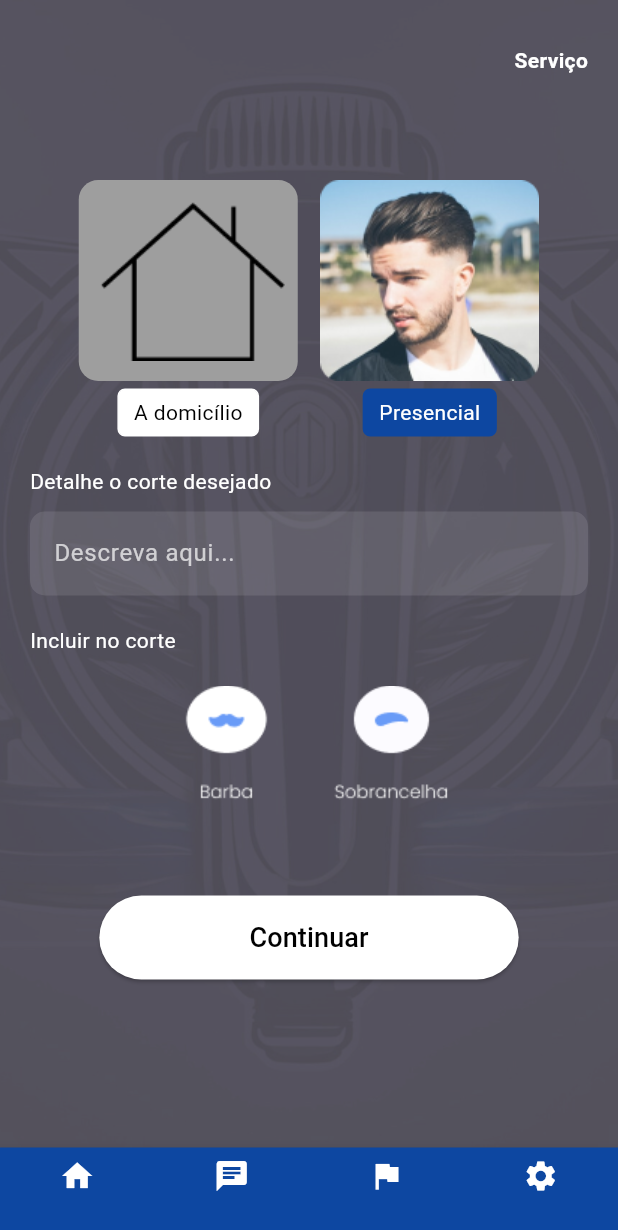
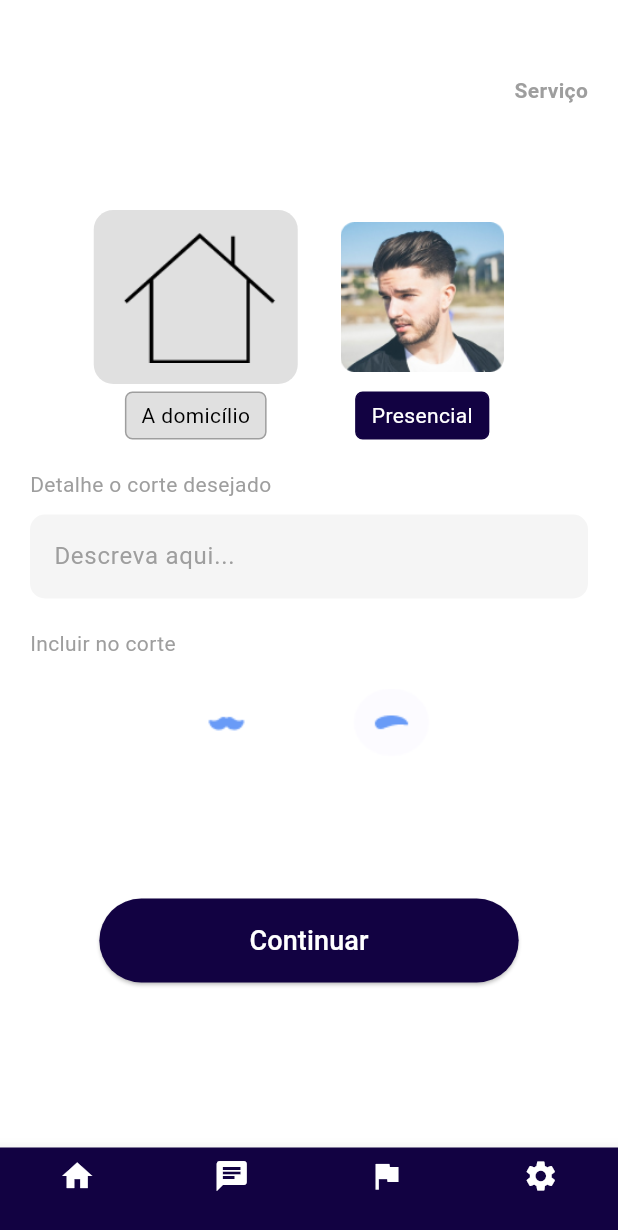
Before and after one commit to RodolfoXYZ/BarberManager-Front-End, a Flutter app: the CuttingScreen screen opened directly, on a phone screen of 412 x 824 dp. Shown: the top 1230 px of the screen. Run offline on Flutter 3.47's test engine with Material 3 defaults, Android fonts, the phone set to English and light mode, and no system bars; our stand-ins replace shimmer.

Commit message:
Modificações na página de cortes

```diff
--- a/lib/views/cuttingscreen .dart
+++ b/lib/views/cuttingscreen .dart
@@ -27,129 +27,112 @@
   @override
   Widget build(BuildContext context) {
     return Scaffold(
-      backgroundColor: Colors.transparent,
+      backgroundColor: Colors.white, // Fundo branco
       body: Stack(
         children: [
-
-          Container(
-            decoration: BoxDecoration(
-              image: DecorationImage(
-                image: AssetImage('assets/imgfundo.png'),
-                fit: BoxFit.cover,
-                colorFilter: ColorFilter.mode(Colors.black.withOpacity(0.6), BlendMode.darken),
-              ),
-            ),
-          ),
-
-
-          Positioned(
-            top: 30,
-            right: 20,
-            child: Text(
-              'Serviço',
-              style: TextStyle(
-                color: Colors.white,
-                fontSize: 14,
-                fontWeight: FontWeight.bold,
-              ),
-            ),
-          ),
-
-
           Padding(
             padding: const EdgeInsets.all(20.0),
             child: SingleChildScrollView(
               child: Column(
                 crossAxisAlignment: CrossAxisAlignment.start,
                 children: [
-
-                  SizedBox(height: 100),
-
-
+                  SizedBox(height: 30),
+                  Align(
+                    alignment: Alignment.topRight,
+                    child: Text(
+                      'Serviço',
+                      style: TextStyle(
+                        color: Colors.grey, // Texto em cinza
+                        fontSize: 14,
+                        fontWeight: FontWeight.bold,
+                      ),
+                    ),
+                  ),
+                  SizedBox(height: 70),
                   Row(
                     mainAxisAlignment: MainAxisAlignment.center,
                     children: [
-                      _buildToggleButton("A domicílio", !isPresencial, () {
-                        setState(() {
-                          isPresencial = false;
-                        });
-                      }, 'assets/adomicilio.png', 146, 134, 192, -5, true),
+                      _buildToggleButton(
+                          "A domicílio",
+                          !isPresencial,
+                          () {
+                            setState(() {
+                              isPresencial = false;
+                            });
+                          },
+                          'assets/adomicilio.png'),
                       SizedBox(width: 15),
-                      _buildToggleButton("Presencial", isPresencial, () {
-                        setState(() {
-                          isPresencial = true;
-                        });
-                      }, 'assets/degrade.png', 146, 134, 184, 168, false),
+                      _buildToggleButton(
+                          "Presencial",
+                          isPresencial,
+                          () {
+                            setState(() {
+                              isPresencial = true;
+                            });
+                          },
+                          'assets/degrade.png'),
                     ],
                   ),
                   SizedBox(height: 20),
-
-
                   Text(
                     "Detalhe o corte desejado",
                     style: TextStyle(
-                      color: Colors.white,
+                      color: Colors.grey, // Texto em cinza
                       fontSize: 14,
                     ),
                   ),
                   SizedBox(height: 10),
-
-
                   TextField(
                     maxLines: 1,
                     decoration: InputDecoration(
                       hintText: "Descreva aqui...",
-                      hintStyle: TextStyle(color: Colors.white70),
+                      hintStyle: TextStyle(color: Colors.grey), // Texto em cinza
                       filled: true,
-                      fillColor: Colors.white.withOpacity(0.1),
+                      fillColor: Colors.grey.withOpacity(0.1),
                       border: OutlineInputBorder(
                         borderRadius: BorderRadius.circular(10),
                         borderSide: BorderSide.none,
                       ),
                     ),
-                    style: TextStyle(color: Colors.blue),
+                    style: TextStyle(color: const Color.fromARGB(255, 18, 2, 66)),
                   ),
                   SizedBox(height: 20),
-
-
                   Text(
                     "Incluir no corte",
                     style: TextStyle(
-                      color: Colors.white,
+                      color: Colors.grey, // Texto em cinza
                       fontSize: 14,
                     ),
                   ),
                   SizedBox(height: 10),
-
-
                   Row(
                     mainAxisAlignment: MainAxisAlignment.center,
                     children: [
-                      _buildServiceButton('assets/barba.png', () {
-                        setState(() {
-                          isBarbaSelected = true;
-                          isSobrancelhaSelected = false;
-                        });
-                      }, isBarbaSelected),
+                      _buildServiceButton(
+                          'assets/barba.png',
+                          () {
+                            setState(() {
+                              isBarbaSelected = !isBarbaSelected; // Alterna o estado
+                            });
+                          },
+                          isBarbaSelected),
                       SizedBox(width: 10),
-                      _buildServiceButton('assets/sobrancelha.png', () {
-                        setState(() {
-                          isSobrancelhaSelected = true;
-                          isBarbaSelected = false;
-                        });
-                      }, isSobrancelhaSelected),
+                      _buildServiceButton(
+                          'assets/sobrancelha.png',
+                          () {
+                            setState(() {
+                              isSobrancelhaSelected = !isSobrancelhaSelected; // Alterna o estado
+                            });
+                          },
+                          isSobrancelhaSelected),
                     ],
                   ),
-
-
                   SizedBox(height: 50),
                   Center(
                     child: ElevatedButton(
-                      onPressed: () {
-
-                      },
+                      onPressed: () {},
                       style: ElevatedButton.styleFrom(
-                        primary: Colors.white,
+                        primary: const Color.fromARGB(255, 18, 2, 66), // Azul igual à navbar
                         padding: EdgeInsets.symmetric(horizontal: 100, vertical: 15),
                         shape: RoundedRectangleBorder(
                           borderRadius: BorderRadius.circular(30),
@@ -158,7 +141,7 @@
                       child: Text(
                         "Continuar",
                         style: TextStyle(
-                          color: Colors.black,
+                          color: Colors.white, // Texto branco
                           fontSize: 18,
                         ),
                       ),
@@ -171,7 +154,7 @@
         ],
       ),
       bottomNavigationBar: BottomNavigationBar(
-        backgroundColor: Colors.blue[900],
+        backgroundColor: const Color.fromARGB(255, 18, 2, 66), // Cor original
         selectedItemColor: Colors.white,
         unselectedItemColor: Colors.white,
         type: BottomNavigationBarType.fixed,
@@ -197,7 +180,6 @@
     );
   }
 
-
   Widget _buildServiceButton(String imagePath, VoidCallback onPressed, bool isSelected) {
     return GestureDetector(
       onTap: onPressed,
@@ -207,61 +189,67 @@
               ? [BoxShadow(color: Color(0xFF120242), blurRadius: 10, spreadRadius: 3)]
               : [],
         ),
-        child: Image.asset(
-          imagePath,
-          width: 100,
-          height: 100,
+        child: Stack(
+          alignment: Alignment.center,
+          children: [
+            Image.asset(
+              imagePath,
+              width: 100,
+              height: 100,
+            ),
+            if (isSelected)
+              Positioned(
+                bottom: 5,
+                right: 5,
+                child: Icon(
+                  Icons.check_circle,
+                  color: Colors.green,
+                  size: 20,
+                ),
+              ),
+          ],
         ),
       ),
     );
   }
 
-  Widget _buildToggleButton(
-    String label,
-    bool isSelected,
-    VoidCallback onTap,
-    String imagePath,
-    double width,
-    double height,
-    double top,
-    double left,
-    bool isAdomicilio,
-  ) {
+  Widget _buildToggleButton(String label, bool isSelected, VoidCallback onTap, String imagePath) {
     return GestureDetector(
       onTap: onTap,
-      child: Positioned(
-        top: top,
-        left: left,
-        child: Column(
-          children: [
-            Container(
-              decoration: BoxDecoration(
-                color: isAdomicilio ? Colors.grey : Colors.transparent,
-                borderRadius: BorderRadius.circular(13),
-              ),
+      child: Column(
+        children: [
+          Container(
+            decoration: BoxDecoration(
+              color: !isSelected ? Colors.grey[300] : Colors.transparent, // Cor do botão antes de clicar
+              borderRadius: BorderRadius.circular(13),
+            ),
+            child: Padding(
+              padding: const EdgeInsets.all(8.0),
               child: Image.asset(
                 imagePath,
-                width: width,
-                height: height,
+                width: 120,
+                height: 100,
               ),
             ),
-            SizedBox(height: 5),
-            Container(
-              padding: EdgeInsets.symmetric(vertical: 5, horizontal: 10),
-              decoration: BoxDecoration(
-                color: isSelected ? Colors.blue[900] : Colors.white,
-                borderRadius: BorderRadius.circular(5),
-                border: Border.all(color: isSelected ? Colors.blue[900]! : Colors.white),
-              ),
-              child: Text(
-                label,
-                style: TextStyle(
-                  color: isSelected ? Colors.white : Colors.black,
-                ),
+          ),
+          SizedBox(height: 5),
+          Container(
+            padding: EdgeInsets.symmetric(vertical: 5, horizontal: 10),
+            decoration: BoxDecoration(
+              color: isSelected ? const Color.fromARGB(255, 18, 2, 66) : Colors.grey[300], // Cor do texto do botão
+              borderRadius: BorderRadius.circular(5),
+              border: Border.all(
+                color: isSelected ? const Color.fromARGB(255, 18, 2, 66) : Colors.grey,
               ),
             ),
-          ],
-        ),
+            child: Text(
+              label,
+              style: TextStyle(
+                color: isSelected ? Colors.white : Colors.black, // Texto em branco ou preto
+              ),
+            ),
+          ),
+        ],
       ),
     );
   }
--- a/pubspec.yaml
+++ b/pubspec.yaml
@@ -28,3 +28,4 @@
     - assets/degrade.png
     - assets/sobrancelha.png
     - assets/barba.png
+    - assets/logo.png
```
Also changed, not shown: 9 other files.
